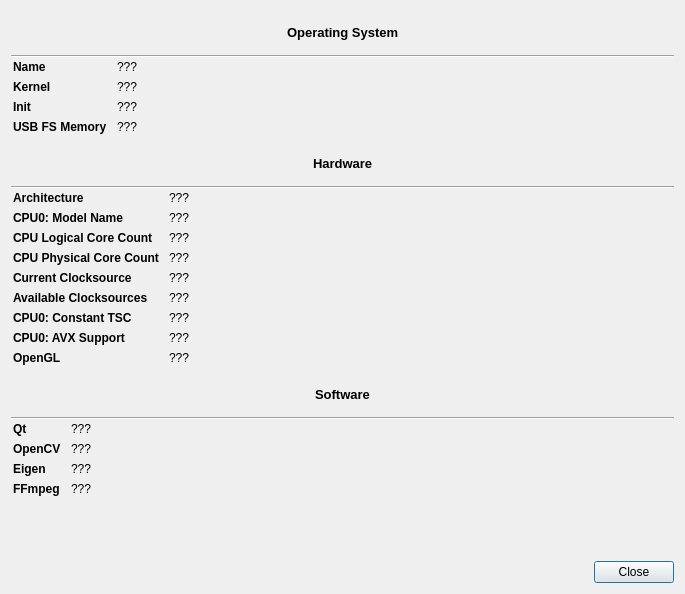
Above: src/sysinfodialog.ui from syntalos/syntalos before the change. Below: the same form after it.
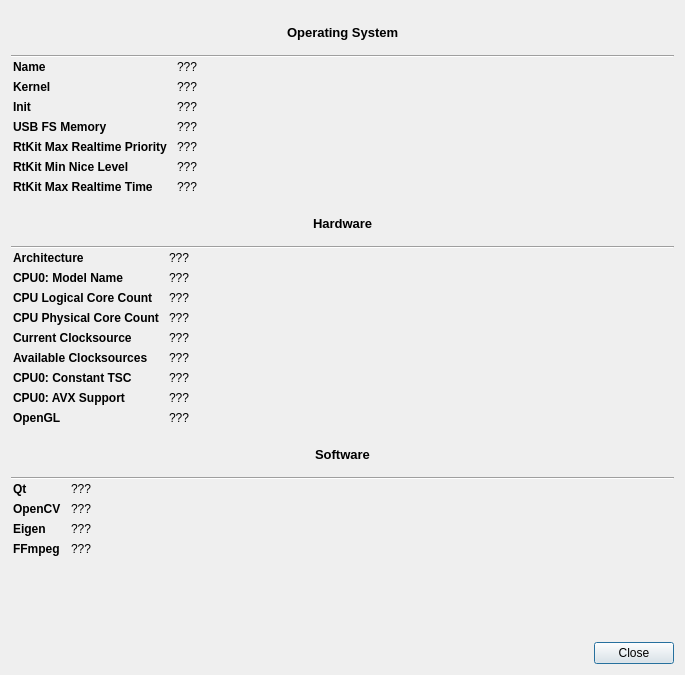
That is the form after the change.

Commit message: Add interface to RealtimeKit

What changed in the file:
```diff
--- a/src/sysinfodialog.ui
+++ b/src/sysinfodialog.ui
@@ -7,7 +7,7 @@
     <x>0</x>
     <y>0</y>
     <width>685</width>
-    <height>594</height>
+    <height>675</height>
    </rect>
   </property>
   <property name="windowTitle">
@@ -214,6 +214,66 @@
           </property>
          </widget>
         </item>
+        <item row="4" column="0">
+         <widget class="QLabel" name="maxRealtimePrioLabel">
+          <property name="font">
+           <font>
+            <weight>75</weight>
+            <bold>true</bold>
+           </font>
+          </property>
+          <property name="text">
+           <string>RtKit Max Realtime Priority</string>
+          </property>
+         </widget>
+        </item>
+        <item row="4" column="1">
+         <widget class="QLabel" name="valMaxRealtimePriority">
+          <property name="text">
+           <string>???</string>
+          </property>
+         </widget>
+        </item>
+        <item row="5" column="0">
+         <widget class="QLabel" name="minNiceLevelLabel">
+          <property name="font">
+           <font>
+            <weight>75</weight>
+            <bold>true</bold>
+           </font>
+          </property>
+          <property name="text">
+           <string>RtKit Min Nice Level</string>
+          </property>
+         </widget>
+        </item>
+        <item row="5" column="1">
+         <widget class="QLabel" name="valMinNiceLevel">
+          <property name="text">
+           <string>???</string>
+          </property>
+         </widget>
+        </item>
+        <item row="6" column="0">
+         <widget class="QLabel" name="maxRTTimeUsecLabel">
+          <property name="font">
+           <font>
+            <weight>75</weight>
+            <bold>true</bold>
+           </font>
+          </property>
+          <property name="text">
+           <string>RtKit Max Realtime Time</string>
+          </property>
+         </widget>
+        </item>
+        <item row="6" column="1">
+         <widget class="QLabel" name="valMaxRTTimeUsec">
+          <property name="text">
+           <string>???</string>
+          </property>
+         </widget>
+        </item>
        </layout>
       </item>
      </layout>
```
The commit also changes 7 other files.
